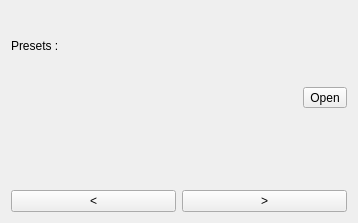
Old version of the form src/View/PresetSelectionWidget.ui in the repository sergsave/MagicCubiano.
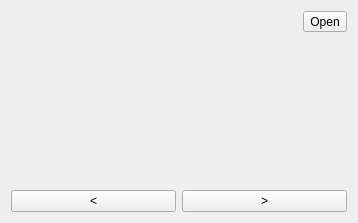
New version of the form.

```diff
--- a/src/View/PresetSelectionWidget.ui
+++ b/src/View/PresetSelectionWidget.ui
@@ -14,13 +14,6 @@
    <string>Form</string>
   </property>
   <layout class="QVBoxLayout" name="verticalLayout">
-   <item>
-    <widget class="QLabel" name="titleLabel">
-     <property name="text">
-      <string>Presets :</string>
-     </property>
-    </widget>
-   </item>
    <item>
     <layout class="QHBoxLayout" name="horizontalLayout_2">
      <item>
```
